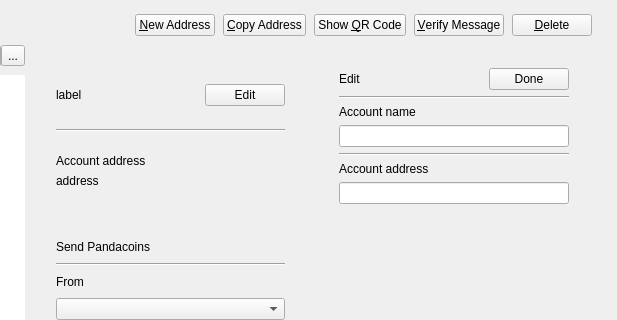
Qt form src/qt/forms/donationbook.ui (justthedoctor/pandacoin-dev) before a commit; both pictures show x 276 to 893 and y 0 to 320 of the 893 by 411 pixel window.
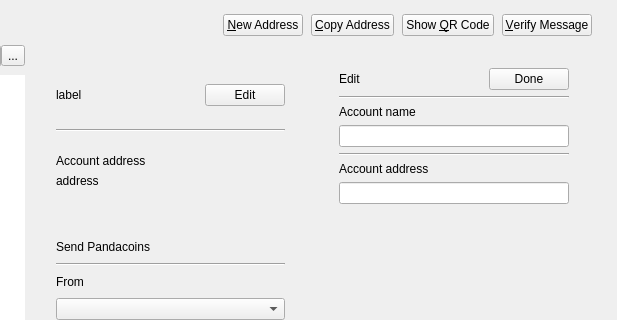
The same form after that commit. Icons and pictures are not drawn. Custom widgets are drawn as their Qt base class.

Diff of the .ui file:
```diff
--- a/src/qt/forms/donationbook.ui
+++ b/src/qt/forms/donationbook.ui
@@ -121,20 +121,6 @@
        </property>
       </widget>
      </item>
-     <item>
-      <widget class="QPushButton" name="deleteButton">
-       <property name="toolTip">
-        <string>Delete the currently selected address from the list</string>
-       </property>
-       <property name="text">
-        <string>&amp;Delete</string>
-       </property>
-       <property name="icon">
-        <iconset resource="../bitcoin.qrc">
-         <normaloff>:/icons/remove</normaloff>:/icons/remove</iconset>
-       </property>
-      </widget>
-     </item>
     </layout>
    </item>
    <item>
```
